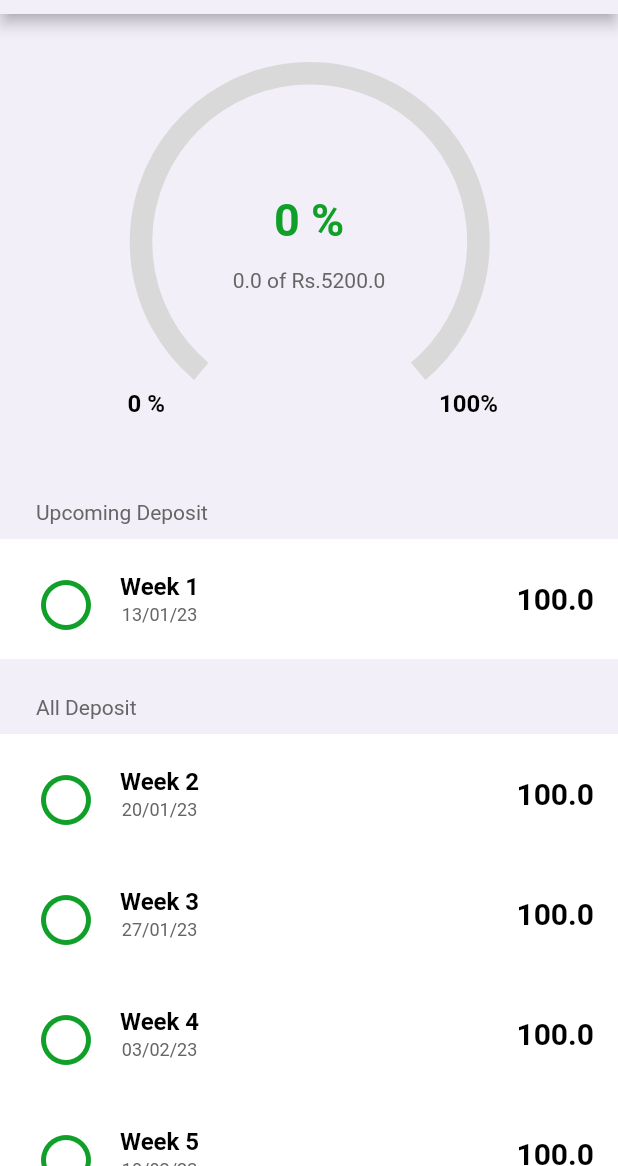
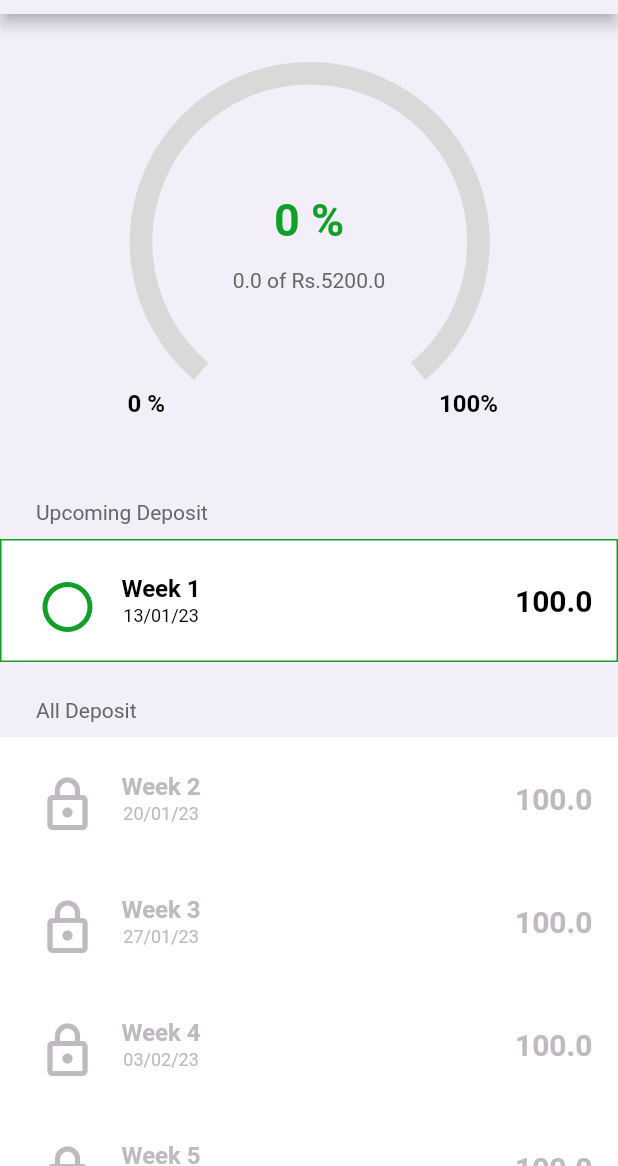
Before and after one commit to reshma-hs-18357/week_challenge_52, a Flutter app: the screen it shows after launch, after a tap on "weekconstant", on a phone screen of 412 x 824 dp, the part 70-1236 px from its top. Run offline on Flutter 3.47's test engine with Material 2 defaults, Android fonts, the light colour scheme and no system bars; drawn by our look-alikes of percent_indicator; missing offline and left inert: flutter_rounded_date_picker.

Commit message:
Week52 Challenge

```diff
--- a/lib/components/week_month_card.dart
+++ b/lib/components/week_month_card.dart
@@ -1,4 +1,4 @@
-// ignore_for_file: must_be_immutable, unrelated_type_equality_checks
+// ignore_for_file: must_be_immutable, unrelated_type_equality_checks, curly_braces_in_flow_control_structures, prefer_const_constructors
 
 import 'package:flutter/material.dart';
 import 'package:week_challenge_52/models/week_month_model.dart';
@@ -11,46 +11,39 @@ class WeekOrMonthCard extends StatelessWidget {
     required this.onTapped,
     super.key,
   });
+
   @override
   Widget build(BuildContext context) {
     return Container(
-      color: Colors.white,
+      decoration: BoxDecoration(
+        color: Colors.white,
+        border: Border.all(
+          color: _getCardColor(),
+        ),
+      ),
       child: Padding(
         padding: const EdgeInsets.all(16),
         child: Row(
           children: [
-            IconButton(
-              onPressed: onTapped,
-              icon: weekOrMonthModel.completed
-                  ? const Icon(
-                      Icons.check_circle_outline_rounded,
-                      size: 40,
-                      color: Color.fromRGBO(16, 159, 40, 1),
-                    )
-                  : const Icon(
-                      Icons.circle_outlined,
-                      size: 40,
-                      color: Color.fromRGBO(16, 159, 40, 1),
-                    ),
-            ),
+            _getIconButton(),
             const SizedBox(width: 16),
             Column(
               children: [
                 Text(
-                  "${weekOrMonthModel.savingsChoice} ${weekOrMonthModel.currentWeekOrMonth}",
-                  style: const TextStyle(
+                  "${weekOrMonthModel.savingsChoice} ${weekOrMonthModel.upcomingWeekOrMonth}",
+                  style: TextStyle(
                     fontSize: 16,
                     fontWeight: FontWeight.bold,
-                    color: Colors.black,
+                    color: _getTextColor(),
                   ),
                 ),
                 const SizedBox(height: 2),
                 Text(
                   weekOrMonthModel.date,
-                  style: const TextStyle(
+                  style: TextStyle(
                     fontSize: 12,
                     fontWeight: FontWeight.w400,
-                    color: Color.fromRGBO(102, 102, 102, 1),
+                    color: _getTextColor(),
                   ),
                 )
               ],
@@ -58,10 +51,10 @@ class WeekOrMonthCard extends StatelessWidget {
             const Spacer(),
             Text(
               '${weekOrMonthModel.weeklyOrMonthlydeposit}',
-              style: const TextStyle(
+              style: TextStyle(
                   fontSize: 20,
                   fontWeight: FontWeight.bold,
-                  color: Colors.black),
+                  color: _getTextColor()),
               textAlign: TextAlign.end,
             )
           ],
@@ -69,4 +62,53 @@ class WeekOrMonthCard extends StatelessWidget {
       ),
     );
   }
+
+  Color _getCardColor() {
+    if (weekOrMonthModel.weekMonthModelType == WeekMonthModelType.upcoming) {
+      return Color.fromRGBO(16, 159, 40, 1);
+    } else {
+      return Colors.white;
+    }
+  }
+
+  IconButton _getIconButton() {
+    // switch(weekOrMonthModel.weekMonthModelType){
+    //   case: W
+    // }
+    if (weekOrMonthModel.weekMonthModelType == WeekMonthModelType.upcoming) {
+      return IconButton(
+          onPressed: onTapped,
+          icon: const Icon(
+            Icons.circle_outlined,
+            size: 40,
+            color: Color.fromRGBO(16, 159, 40, 1),
+          ));
+    } else if (weekOrMonthModel.weekMonthModelType ==
+        WeekMonthModelType.completed) {
+      return IconButton(
+          onPressed: () {},
+          icon: Icon(
+            Icons.circle_rounded,
+            size: 40,
+            color: Color.fromRGBO(16, 159, 40, 1),
+          ));
+    } else {
+      return IconButton(
+        onPressed: () {},
+        icon: Icon(
+          Icons.lock_outlined,
+          size: 40,
+          color: Color.fromRGBO(190, 186, 191, 1),
+        ),
+      );
+    }
+  }
+
+  Color _getTextColor() {
+    if (weekOrMonthModel.weekMonthModelType == WeekMonthModelType.remaining) {
+      return Color.fromRGBO(190, 186, 191, 1);
+    } else {
+      return Colors.black;
+    }
+  }
 }
--- a/lib/models/week_month_model.dart
+++ b/lib/models/week_month_model.dart
@@ -1,15 +1,17 @@
 class WeekOrMonthModel {
-  bool completed;
-  int currentWeekOrMonth;
+  int upcomingWeekOrMonth;
   String savingsChoice;
   String date;
   double weeklyOrMonthlydeposit;
+  WeekMonthModelType weekMonthModelType;
 
   WeekOrMonthModel({
-    required this.completed,
-    required this.currentWeekOrMonth,
+    required this.upcomingWeekOrMonth,
     required this.savingsChoice,
     required this.date,
     required this.weeklyOrMonthlydeposit,
+    required this.weekMonthModelType,
   });
 }
+
+enum WeekMonthModelType { upcoming, completed, remaining }
--- a/lib/screens/detail_view_screen.dart
+++ b/lib/screens/detail_view_screen.dart
@@ -1,5 +1,4 @@
 // ignore_for_file: must_be_immutable
-import 'dart:async';
 import 'package:flutter/material.dart';
 import 'package:week_challenge_52/components/goal_progress.dart';
 import 'package:week_challenge_52/components/text_card.dart';
@@ -23,24 +22,23 @@ class _GoalDetailViewState extends State<GoalDetailView> {
   List<WeekOrMonthModel> remainingWeeksorMonths = [];
   List<WeekOrMonthModel> upcomingWeekorMonth = [];
   List<WeekOrMonthModel> completedWeeksorMonths = [];
-  int completed = 0;
 
   @override
   void initState() {
     goal = widget.goal;
-    remainingWeeksorMonths = getTotalWeeksOrMonths();
+    remainingWeeksorMonths = _getTotalWeeksOrMonths();
+    remainingWeeksorMonths[0].weekMonthModelType = WeekMonthModelType.upcoming;
     upcomingWeekorMonth.add(remainingWeeksorMonths[0]);
     remainingWeeksorMonths.removeAt(0);
-    prepareListItems();
+    listItems = _prepareListItems();
     super.initState();
   }
 
-  List<WeekOrMonthModel> getTotalWeeksOrMonths() {
+  List<WeekOrMonthModel> _getTotalWeeksOrMonths() {
     if (widget.goal.savingsChoiceText() == "Weekly") {
       for (int i = 1; i < 53; i++) {
         remainingWeeksorMonths.add(WeekOrMonthModel(
-          completed: false,
-          currentWeekOrMonth: i,
+          upcomingWeekOrMonth: i,
           savingsChoice: "Week",
           date: DateFormat('dd/MM/yy').format(DateTime(
             widget.goal.startDate.year,
@@ -51,13 +49,13 @@ class _GoalDetailViewState extends State<GoalDetailView> {
               (widget.goal.savingsType == SavingsType.constant)
                   ? widget.goal.initialDeposit
                   : widget.goal.initialDeposit * i,
+          weekMonthModelType: WeekMonthModelType.remaining,
         ));
       }
     } else {
       for (int i = 1; i < 13; i++) {
         remainingWeeksorMonths.add(WeekOrMonthModel(
-          completed: false,
-          currentWeekOrMonth: i,
+          upcomingWeekOrMonth: i,
           savingsChoice: "Month",
           date: DateFormat('dd/MM/yy').format(DateTime(
             widget.goal.startDate.year,
@@ -68,18 +66,11 @@ class _GoalDetailViewState extends State<GoalDetailView> {
               (widget.goal.savingsType == SavingsType.constant)
                   ? widget.goal.initialDeposit
                   : widget.goal.initialDeposit * i,
+          weekMonthModelType: WeekMonthModelType.remaining,
         ));
       }
     }
     return remainingWeeksorMonths;
-  }
-
-  List<WeekOrMonthModel> getUpcomingWeekOrMonth() {
-    return upcomingWeekorMonth;
-  }
-
-  List<WeekOrMonthModel> completedWeekOrMonth() {
-    return completedWeeksorMonths;
   }
 
   @override
@@ -114,7 +105,6 @@ class _GoalDetailViewState extends State<GoalDetailView> {
         itemCount: listItems.length,
         itemBuilder: ((context, index) {
           var element = listItems[index];
-          int elemtentIndex = index;
           if (element is GoalProgressModel) {
             return GoalProgress(
               goalProgressModel: element,
@@ -128,17 +118,30 @@ class _GoalDetailViewState extends State<GoalDetailView> {
               weekOrMonthModel: element,
               onTapped: () {
                 setState(() {
-                  element.completed = true;
-                  widget.goal.upcomingWeekOrMonth++;
-                  WeekOrMonthModel model = listItems.removeAt(elemtentIndex);
+                  goal.upcomingWeekOrMonth++;
+                  remainingWeeksorMonths[0].weekMonthModelType =
+                      WeekMonthModelType.upcoming;
+                  element.weekMonthModelType = WeekMonthModelType.completed;
+                  // remainingWeeksorMonths[0].weekMonthModelType = WeekMonthModelType.upcoming;
+                  completedWeeksorMonths.add(upcomingWeekorMonth[0]);
                   upcomingWeekorMonth.removeAt(0);
-                  completedWeeksorMonths.add(model);
-                  upcomingWeekorMonth
-                      .add(remainingWeeksorMonths[elemtentIndex - 2]);
-                  remainingWeeksorMonths
-                      .remove(remainingWeeksorMonths[elemtentIndex - 2]);
-                  listItems.removeRange(0, listItems.length);
-                  prepareListItems();
+                  upcomingWeekorMonth.add(remainingWeeksorMonths[0]);
+                  remainingWeeksorMonths.removeAt(0);
+
+                  // (remainingWeeksorMonths[elemtentIndex - 2])
+                  //         .weekMonthModelType ==
+                  //     WeekMonthModelType.upcoming;
+                  // // print(widget.goal.upcomingWeekOrMonth);
+                  // WeekOrMonthModel model = listItems.removeAt(elemtentIndex);
+                  // upcomingWeekorMonth.removeAt(0);
+                  // completedWeeksorMonths.add(model);
+
+                  // upcomingWeekorMonth
+                  //     .add(remainingWeeksorMonths[elemtentIndex - 2]);
+                  // remainingWeeksorMonths
+                  //     .remove(remainingWeeksorMonths[elemtentIndex - 2]);
+                  // listItems.removeRange(0, listItems.length);
+                  listItems = _prepareListItems();
                 });
               },
             );
@@ -150,7 +153,8 @@ class _GoalDetailViewState extends State<GoalDetailView> {
     );
   }
 
-  List<dynamic> prepareListItems() {
+  List<dynamic> _prepareListItems() {
+    List<dynamic> listItems = [];
     listItems.add(
       GoalProgressModel(
         percent: goal.getPercent(),
@@ -159,7 +163,7 @@ class _GoalDetailViewState extends State<GoalDetailView> {
       ),
     );
     listItems.add("Upcoming Deposit");
-    listItems.addAll(getUpcomingWeekOrMonth());
+    listItems.addAll(upcomingWeekorMonth);
     listItems.add("All Deposit");
     listItems.addAll(completedWeeksorMonths);
     listItems.addAll(remainingWeeksorMonths);
```
Also changed, not shown: assets/images/completed.png (added).
